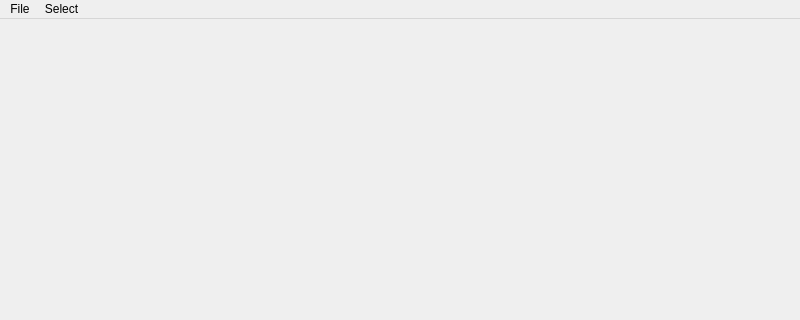
Above: photoTweak.ui from aoloe/photoTweaker before the change; both pictures show x 0 to 800 and y 0 to 320 of the 800 by 600 pixel window. Below: the same form after it.
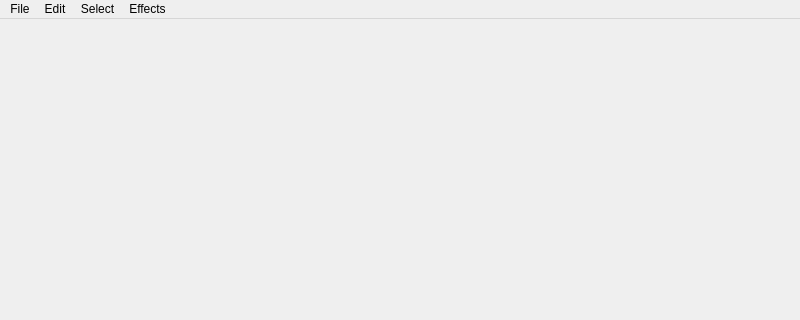
That is the form after the change.

Patch:
```diff
--- a/photoTweak.ui
+++ b/photoTweak.ui
@@ -65,8 +65,24 @@
     <addaction name="action_Down"/>
     <addaction name="action_Right"/>
    </widget>
+   <widget class="QMenu" name="menuEdit">
+    <property name="title">
+     <string>Edit</string>
+    </property>
+    <addaction name="actionUndo"/>
+    <addaction name="actionRedo"/>
+    <addaction name="separator"/>
+    <addaction name="actionPreferences_2"/>
+   </widget>
+   <widget class="QMenu" name="menuEffects">
+    <property name="title">
+     <string>Effects</string>
+    </property>
+   </widget>
    <addaction name="menuOpen_Media"/>
+   <addaction name="menuEdit"/>
    <addaction name="menuSelect"/>
+   <addaction name="menuEffects"/>
   </widget>
   <widget class="QStatusBar" name="statusbar"/>
   <action name="actionOpen">
```
Left out of the diff: 26 changed lines with no effect on the pictures.
